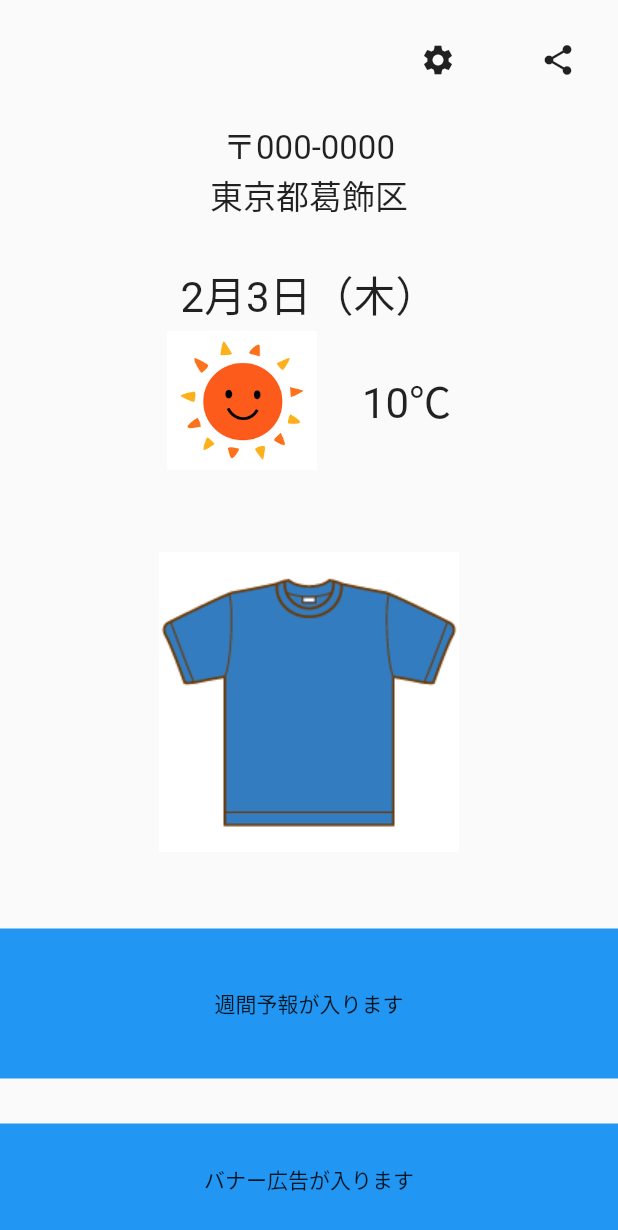
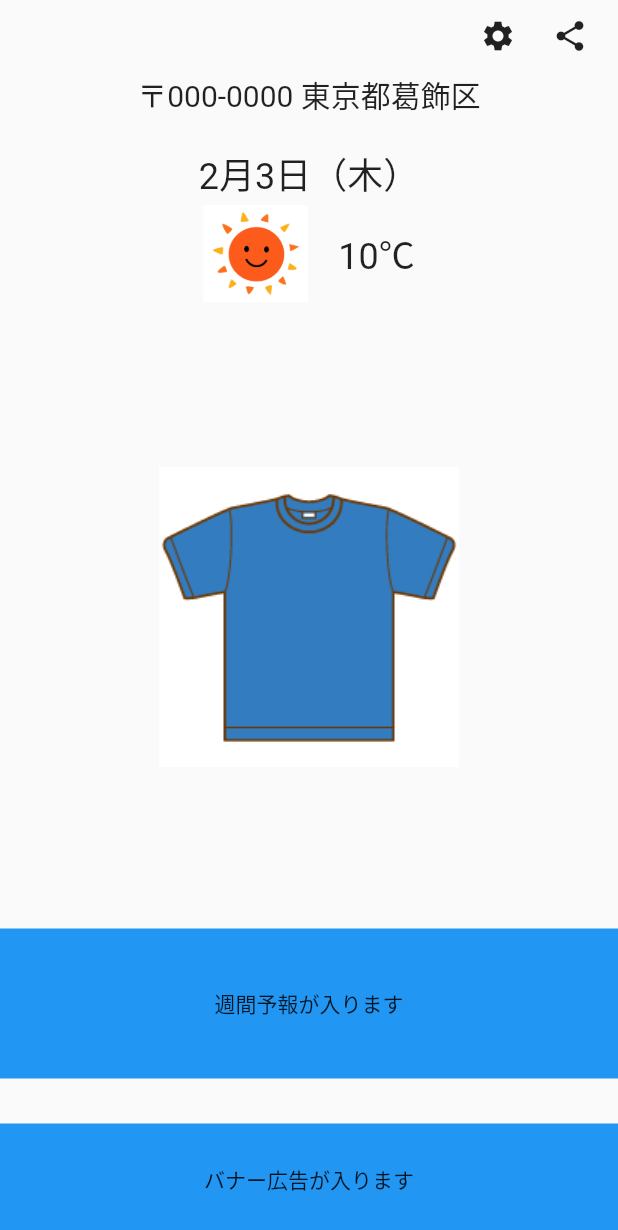
Before and after one commit to haterain0203/weather_and_clothes, a Flutter app: the screen it shows after launch, on a phone screen of 412 x 824 dp. Shown: the top 1230 px of the screen. Run offline on Flutter 3.47's test engine with Material 2 defaults, Android fonts, the light colour scheme and no system bars; Roboto replaces fonts that are missing (MyFont).

Commit message:
#1 レイアウト修正

```diff
--- a/lib/home/home_page.dart
+++ b/lib/home/home_page.dart
@@ -15,39 +15,32 @@ class HomePage extends StatelessWidget {
             Row(
               mainAxisAlignment: MainAxisAlignment.end,
               children: [
-                Padding(
-                  padding: const EdgeInsets.all(16.0),
-                  child: IconButton(
-                    icon: const Icon(Icons.settings),
+                IconButton(
+                  icon: const Icon(Icons.settings, size: 24.0,),
                   onPressed: () {
                     //TODO 押下処理の追加
                   },
                 ),
-                ),
-                Padding(
-                  padding: const EdgeInsets.all(16.0),
-                  child: IconButton(
-                    icon: const Icon(Icons.share),
+                IconButton(
+                  icon: const Icon(Icons.share, size: 24.0,),
                   onPressed: () {
                     //TODO 押下処理の追加
                   },
                 ),
-                ),
+                const SizedBox(width: 8.0,),
               ],
             ),
 
             //AddressArea
-            //TODO 設定画面で入力された郵便番号を取得して表示
-            const Text("〒000-0000", style: TextStyle(fontSize: 22.0),),
-            //TODO 設定画面で入力された住所を取得して表示
-            const Text("東京都葛飾区", style: TextStyle(fontSize: 22.0),),
+            //TODO 設定画面で入力された郵便番号と住所を取得して表示
+            const Text("〒000-0000 東京都葛飾区", style: TextStyle(fontSize: 20.0),),
 
-            const SizedBox(height: 30.0,),
+            const SizedBox(height: 20.0,),
 
             //DateArea
             //TODO 本日の日付を取得して表示
             //TODO レイアウト的に数字のみフォントを大きくする予定
-            const Text("2月3日（木）", style: TextStyle(fontSize: 28.0),),
+            const Text("2月3日（木）", style: TextStyle(fontSize: 24.0),),
 
             //WeatherArea
             Row(
@@ -55,14 +48,14 @@ class HomePage extends StatelessWidget {
               children: [
                 //TODO 天気に合わせて画像を変更する
                 SizedBox(
-                  width: 100.0,
-                  height: 100.0,
+                  width: 70.0,
+                  height: 70.0,
                   child: Image.asset("assets/images/sun.png"),
                 ),
-                const SizedBox(width: 30.0,),
+                const SizedBox(width: 20.0,),
                 //TODO 取得した気温を表示する
                 //TODO レイアウト的に数字のみフォントを大きくする予定
-                const Text("10℃", style: TextStyle(fontSize: 28.0),)
+                const Text("10℃", style: TextStyle(fontSize: 24.0),)
               ],
             ),
 
```
Lines whose indentation alone changed are shown as unchanged.
